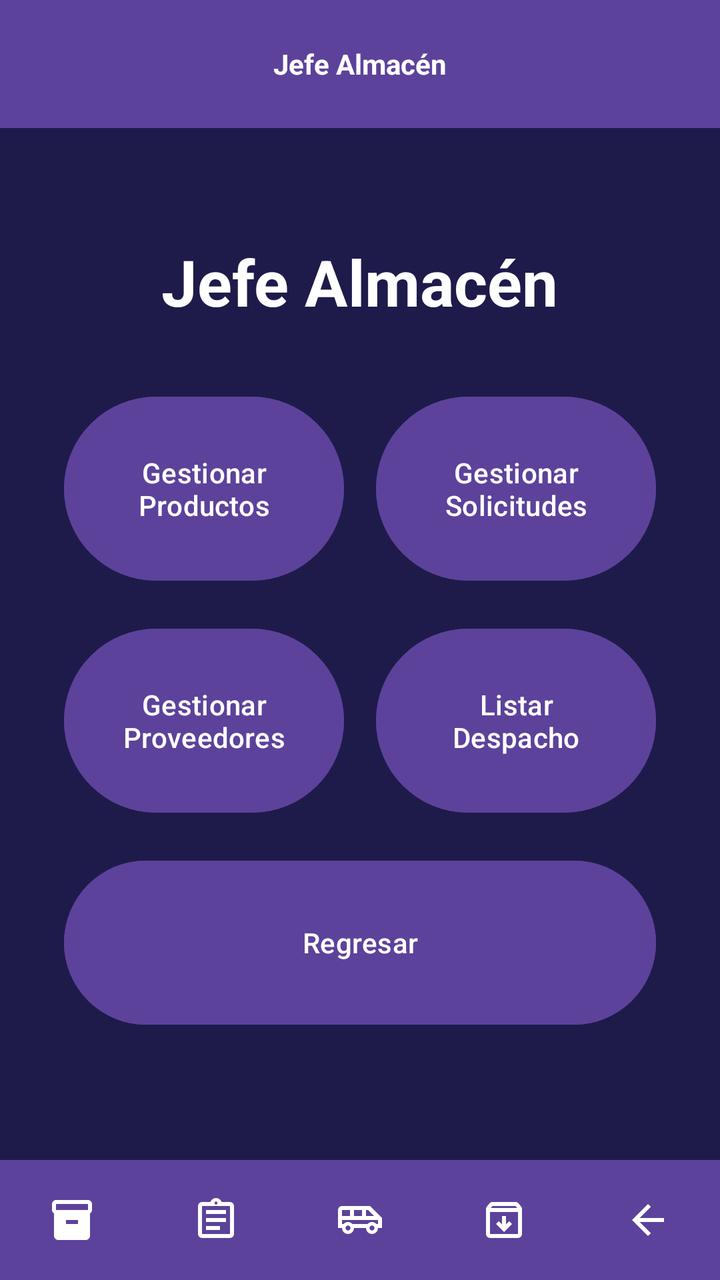
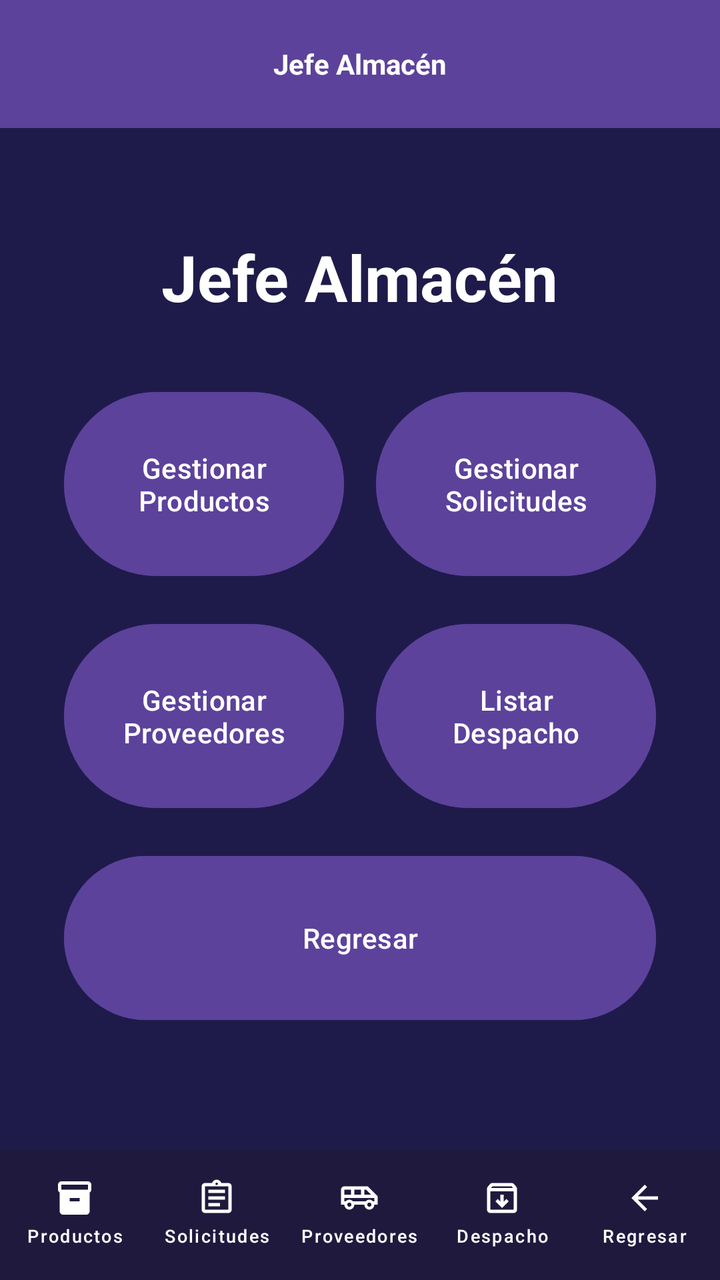

Before-and-after screenshots of an Android layout around one commit, followed by the original layout XML and the change that was made.
<!-- AndroidManifest.xml: application theme Theme.AlcamenProyectoFinal -->
<!-- res/layout/activity_frm_jefe_almacen.xml -->
<?xml version="1.0" encoding="utf-8"?>
<RelativeLayout xmlns:android="http://schemas.android.com/apk/res/android"
    xmlns:app="http://schemas.android.com/apk/res-auto"
    android:layout_width="match_parent"
    android:layout_height="match_parent"
    android:id="@+id/main"
    android:background="#1E1B4B">

    
    <com.google.android.material.appbar.MaterialToolbar
        android:id="@+id/headerJefeAlmacen"
        android:layout_width="match_parent"
        android:layout_height="?attr/actionBarSize"
        android:layout_alignParentTop="true"
        android:background="#5C429B"
        app:title="Jefe Almacén"
        app:titleCentered="true"
        app:titleTextAppearance="@style/ToolbarTitleStyle"
        app:titleTextColor="@android:color/white" />

    
    <LinearLayout
        android:layout_width="match_parent"
        android:layout_height="match_parent"
        android:layout_above="@id/footerJefeAlmacen"
        android:layout_below="@id/headerJefeAlmacen"
        android:gravity="center"
        android:orientation="vertical">

        <TextView
            android:layout_width="wrap_content"
            android:layout_height="wrap_content"
            android:layout_marginBottom="24dp"
            android:text="Jefe Almacén"
            android:textColor="@android:color/white"
            android:textSize="32sp"
            android:textStyle="bold" />

        <GridLayout
            android:layout_width="wrap_content"
            android:layout_height="wrap_content"
            android:columnCount="2"
            android:rowCount="3">

            
            <Button
                android:id="@+id/btnGestionarProductos"
                android:layout_width="140dp"
                android:layout_height="100dp"
                android:layout_margin="8dp"
                android:backgroundTint="#5C429B"
                android:text="Gestionar\nProductos" />

            <Button
                android:id="@+id/btnGestionarSolicitudes"
                android:layout_width="140dp"
                android:layout_height="100dp"
                android:layout_margin="8dp"
                android:backgroundTint="#5C429B"
                android:text="Gestionar\nSolicitudes" />

            
            <Button
                android:id="@+id/btnGestionarProveedores"
                android:layout_width="140dp"
                android:layout_height="100dp"
                android:layout_margin="8dp"
                android:backgroundTint="#5C429B"
                android:text="Gestionar\nProveedores" />

            <Button
                android:id="@+id/btnListarDespacho"
                android:layout_width="140dp"
                android:layout_height="100dp"
                android:layout_margin="8dp"
                android:backgroundTint="#5C429B"
                android:text="Listar\nDespacho" />

            
            <Button
                android:id="@+id/btnRegresarCentral"
                android:layout_width="296dp"
                android:layout_height="90dp"
                android:layout_row="2"
                android:layout_column="0"
                android:layout_columnSpan="2"
                android:layout_gravity="center_horizontal"
                android:layout_margin="8dp"
                android:backgroundTint="#5C429B"
                android:text="Regresar" />

        </GridLayout>

    </LinearLayout>

    
    <LinearLayout
        android:id="@+id/footerJefeAlmacen"
        android:layout_width="match_parent"
        android:layout_height="60dp"
        android:layout_alignParentBottom="true"
        android:background="#5C429B"
        android:gravity="center_vertical"
        android:orientation="horizontal">

        <ImageButton
            android:id="@+id/btnProductos"
            android:layout_width="0dp"
            android:layout_height="match_parent"
            android:layout_weight="1"
            android:background="?attr/selectableItemBackgroundBorderless"
            android:contentDescription="Productos"
            android:src="@drawable/ic_inventory"
            app:tint="@android:color/white" />

        <ImageButton
            android:id="@+id/btnSolicitudes"
            android:layout_width="0dp"
            android:layout_height="match_parent"
            android:layout_weight="1"
            android:background="?attr/selectableItemBackgroundBorderless"
            android:contentDescription="Solicitudes"
            android:src="@drawable/ic_assignment"
            app:tint="@android:color/white" />

        <ImageButton
            android:id="@+id/btnProveedores"
            android:layout_width="0dp"
            android:layout_height="match_parent"
            android:layout_weight="1"
            android:background="?attr/selectableItemBackgroundBorderless"
            android:contentDescription="Proveedores"
            android:src="@drawable/ic_local_shipping"
            app:tint="@android:color/white" />

        <ImageButton
            android:id="@+id/btnDespacho"
            android:layout_width="0dp"
            android:layout_height="match_parent"
            android:layout_weight="1"
            android:background="?attr/selectableItemBackgroundBorderless"
            android:contentDescription="Despacho"
            android:src="@drawable/ic_list_alt"
            app:tint="@android:color/white" />

        <ImageButton
            android:id="@+id/btnRegresar"
            android:layout_width="0dp"
            android:layout_height="match_parent"
            android:layout_weight="1"
            android:background="?attr/selectableItemBackgroundBorderless"
            android:contentDescription="Regresar"
            android:src="@drawable/ic_arrow_back"
            app:tint="@android:color/white" />

    </LinearLayout>

</RelativeLayout>
<!-- resources referenced by this layout -->
<resources>
  <!-- drawable ic_arrow_back (drawable) -->
  <vector xmlns:android="http://schemas.android.com/apk/res/android" android:autoMirrored="true" android:height="24dp" android:tint="#000000" android:viewportHeight="960" android:viewportWidth="960" android:width="24dp">
        
      <path android:fillColor="@android:color/white" android:pathData="M313,520L537,744L480,800L160,480L480,160L537,216L313,440L800,440L800,520L313,520Z"/>
      
  </vector>
  <!-- drawable ic_assignment (drawable) -->
  <vector xmlns:android="http://schemas.android.com/apk/res/android" android:autoMirrored="true" android:height="24dp" android:tint="#000000" android:viewportHeight="960" android:viewportWidth="960" android:width="24dp">
        
      <path android:fillColor="@android:color/white" android:pathData="M200,840Q167,840 143.5,816.5Q120,793 120,760L120,200Q120,167 143.5,143.5Q167,120 200,120L368,120Q381,84 411.5,62Q442,40 480,40Q518,40 548.5,62Q579,84 592,120L760,120Q793,120 816.5,143.5Q840,167 840,200L840,760Q840,793 816.5,816.5Q793,840 760,840L200,840ZM200,760L760,760Q760,760 760,760Q760,760 760,760L760,200Q760,200 760,200Q760,200 760,200L200,200Q200,200 200,200Q200,200 200,200L200,760Q200,760 200,760Q200,760 200,760ZM280,680L560,680L560,600L280,600L280,680ZM280,520L680,520L680,440L280,440L280,520ZM280,360L680,360L680,280L280,280L280,360ZM501.5,161.5Q510,153 510,140Q510,127 501.5,118.5Q493,110 480,110Q467,110 458.5,118.5Q450,127 450,140Q450,153 458.5,161.5Q467,170 480,170Q493,170 501.5,161.5ZM200,760Q200,760 200,760Q200,760 200,760L200,200Q200,200 200,200Q200,200 200,200L200,200Q200,200 200,200Q200,200 200,200L200,760Q200,760 200,760Q200,760 200,760Z"/>
      
  </vector>
  <!-- drawable ic_inventory (drawable) -->
  <vector xmlns:android="http://schemas.android.com/apk/res/android" android:height="24dp" android:tint="#000000" android:viewportHeight="24" android:viewportWidth="24" android:width="24dp">
        
      <path android:fillColor="@android:color/white" android:pathData="M20,2L4,2c-1,0 -2,0.9 -2,2v3.01c0,0.72 0.43,1.34 1,1.69L3,20c0,1.1 1.1,2 2,2h14c0.9,0 2,-0.9 2,-2L21,8.7c0.57,-0.35 1,-0.97 1,-1.69L22,4c0,-1.1 -1,-2 -2,-2zM15,14L9,14v-2h6v2zM20,7L4,7L4,4l16,-0.02L20,7z"/>
      
  </vector>
  <!-- drawable ic_list_alt (drawable) -->
  <vector xmlns:android="http://schemas.android.com/apk/res/android" android:height="24dp" android:tint="#000000" android:viewportHeight="960" android:viewportWidth="960" android:width="24dp">
        
      <path android:fillColor="@android:color/white" android:pathData="M480,720L640,560L584,504L520,568L520,400L440,400L440,568L376,504L320,560L480,720ZM200,320L200,760Q200,760 200,760Q200,760 200,760L760,760Q760,760 760,760Q760,760 760,760L760,320L200,320ZM200,840Q167,840 143.5,816.5Q120,793 120,760L120,261Q120,247 124.5,234Q129,221 138,210L188,149Q199,135 215.5,127.5Q232,120 250,120L710,120Q728,120 744.5,127.5Q761,135 772,149L822,210Q831,221 835.5,234Q840,247 840,261L840,760Q840,793 816.5,816.5Q793,840 760,840L200,840ZM216,240L744,240L710,200Q710,200 710,200Q710,200 710,200L250,200Q250,200 250,200Q250,200 250,200L216,240ZM480,540L480,540L480,540Q480,540 480,540Q480,540 480,540L480,540Q480,540 480,540Q480,540 480,540Z"/>
      
  </vector>
  <style name="ToolbarTitleStyle">
          <item name="android:textStyle">bold</item>
          <item name="android:fontFamily">sans-serif</item>
      </style>
  <style name="Theme.AlcamenProyectoFinal" parent="Base.Theme.AlcamenProyectoFinal" />
  <style name="Base.Theme.AlcamenProyectoFinal" parent="Theme.Material3.DayNight.NoActionBar">
          
          
      </style>
  <!-- unchanged entries left out for length: 1 -->
</resources>

<!-- the commit's change to res/layout/activity_frm_jefe_almacen.xml (unified diff, before → after) -->
@@ -6,7 +6,6 @@
     android:id="@+id/main"
     android:background="#1E1B4B">
 
-    
     <com.google.android.material.appbar.MaterialToolbar
         android:id="@+id/headerJefeAlmacen"
         android:layout_width="match_parent"
@@ -18,7 +17,6 @@
         app:titleTextAppearance="@style/ToolbarTitleStyle"
         app:titleTextColor="@android:color/white" />
 
-    
     <LinearLayout
         android:layout_width="match_parent"
         android:layout_height="match_parent"
@@ -42,13 +40,13 @@
             android:columnCount="2"
             android:rowCount="3">
 
-            
             <Button
                 android:id="@+id/btnGestionarProductos"
                 android:layout_width="140dp"
                 android:layout_height="100dp"
                 android:layout_margin="8dp"
                 android:backgroundTint="#5C429B"
+                android:textColor="@color/white"
                 android:text="Gestionar\nProductos" />
 
             <Button
@@ -57,15 +55,16 @@
                 android:layout_height="100dp"
                 android:layout_margin="8dp"
                 android:backgroundTint="#5C429B"
+                android:textColor="@color/white"
                 android:text="Gestionar\nSolicitudes" />
 
-            
             <Button
                 android:id="@+id/btnGestionarProveedores"
                 android:layout_width="140dp"
                 android:layout_height="100dp"
                 android:layout_margin="8dp"
                 android:backgroundTint="#5C429B"
+                android:textColor="@color/white"
                 android:text="Gestionar\nProveedores" />
 
             <Button
@@ -74,9 +73,9 @@
                 android:layout_height="100dp"
                 android:layout_margin="8dp"
                 android:backgroundTint="#5C429B"
+                android:textColor="@color/white"
                 android:text="Listar\nDespacho" />
 
-            
             <Button
                 android:id="@+id/btnRegresarCentral"
                 android:layout_width="296dp"
@@ -87,71 +86,118 @@
                 android:layout_gravity="center_horizontal"
                 android:layout_margin="8dp"
                 android:backgroundTint="#5C429B"
+                android:textColor="@color/white"
                 android:text="Regresar" />
 
         </GridLayout>
 
     </LinearLayout>
 
-    
     <LinearLayout
         android:id="@+id/footerJefeAlmacen"
         android:layout_width="match_parent"
-        android:layout_height="60dp"
+        android:layout_height="65dp"
         android:layout_alignParentBottom="true"
-        android:background="#5C429B"
-        android:gravity="center_vertical"
-        android:orientation="horizontal">
-
-        <ImageButton
+        android:background="#1F1A3D"
+        android:orientation="horizontal"
+        android:paddingHorizontal="2dp"
+        android:paddingVertical="4dp"
+        android:gravity="center_vertical">
+
+        
+        <com.google.android.material.button.MaterialButton
             android:id="@+id/btnProductos"
-            android:layout_width="0dp"
-            android:layout_height="match_parent"
-            android:layout_weight="1"
-            android:background="?attr/selectableItemBackgroundBorderless"
-            android:contentDescription="Productos"
-            android:src="@drawable/ic_inventory"
-            app:tint="@android:color/white" />
-
-        <ImageButton
+            style="@style/Widget.MaterialComponents.Button.TextButton"
+            android:layout_width="0dp"
+            android:layout_height="match_parent"
+            android:layout_weight="1"
+            android:paddingLeft="0dp"
+            android:paddingRight="0dp"
+            android:text="Productos"
+            android:textColor="@android:color/white"
+            android:textSize="9sp"
+            app:icon="@drawable/ic_inventory"
+            app:iconGravity="top"
+            app:iconPadding="1dp"
+            app:iconSize="20dp"
+            app:iconTint="@android:color/white"
+            app:textAllCaps="false" />
+
+        
+        <com.google.android.material.button.MaterialButton
             android:id="@+id/btnSolicitudes"
-            android:layout_width="0dp"
-            android:layout_height="match_parent"
-            android:layout_weight="1"
-            android:background="?attr/selectableItemBackgroundBorderless"
-            android:contentDescription="Solicitudes"
-            android:src="@drawable/ic_assignment"
-            app:tint="@android:color/white" />
-
-        <ImageButton
+            style="@style/Widget.MaterialComponents.Button.TextButton"
+            android:layout_width="0dp"
+            android:layout_height="match_parent"
+            android:layout_weight="1"
+            android:paddingLeft="0dp"
+            android:paddingRight="0dp"
+            android:text="Solicitudes"
+            android:textColor="@android:color/white"
+            android:textSize="9sp"
+            app:icon="@drawable/ic_assignment"
+            app:iconGravity="top"
+            app:iconPadding="1dp"
+            app:iconSize="20dp"
+            app:iconTint="@android:color/white"
+            app:textAllCaps="false" />
+
+        
+        <com.google.android.material.button.MaterialButton
             android:id="@+id/btnProveedores"
-            android:layout_width="0dp"
-            android:layout_height="match_parent"
-            android:layout_weight="1"
-            android:background="?attr/selectableItemBackgroundBorderless"
-            android:contentDescription="Proveedores"
-            android:src="@drawable/ic_local_shipping"
-            app:tint="@android:color/white" />
-
-        <ImageButton
+            style="@style/Widget.MaterialComponents.Button.TextButton"
+            android:layout_width="0dp"
+            android:layout_height="match_parent"
+            android:layout_weight="1"
+            android:paddingLeft="0dp"
+            android:paddingRight="0dp"
+            android:text="Proveedores"
+            android:textColor="@android:color/white"
+            android:textSize="9sp"
+            app:icon="@drawable/ic_local_shipping"
+            app:iconGravity="top"
+            app:iconPadding="1dp"
+            app:iconSize="20dp"
+            app:iconTint="@android:color/white"
+            app:textAllCaps="false" />
+
+        
+        <com.google.android.material.button.MaterialButton
             android:id="@+id/btnDespacho"
-            android:layout_width="0dp"
-            android:layout_height="match_parent"
-            android:layout_weight="1"
-            android:background="?attr/selectableItemBackgroundBorderless"
-            android:contentDescription="Despacho"
-            android:src="@drawable/ic_list_alt"
-            app:tint="@android:color/white" />
-
-        <ImageButton
+            style="@style/Widget.MaterialComponents.Button.TextButton"
+            android:layout_width="0dp"
+            android:layout_height="match_parent"
+            android:layout_weight="1"
+            android:paddingLeft="0dp"
+            android:paddingRight="0dp"
+            android:text="Despacho"
+            android:textColor="@android:color/white"
+            android:textSize="9sp"
+            app:icon="@drawable/ic_list_alt"
+            app:iconGravity="top"
+            app:iconPadding="1dp"
+            app:iconSize="20dp"
+            app:iconTint="@android:color/white"
+            app:textAllCaps="false" />
+
+        
+        <com.google.android.material.button.MaterialButton
             android:id="@+id/btnRegresar"
-            android:layout_width="0dp"
-            android:layout_height="match_parent"
-            android:layout_weight="1"
-            android:background="?attr/selectableItemBackgroundBorderless"
-            android:contentDescription="Regresar"
-            android:src="@drawable/ic_arrow_back"
-            app:tint="@android:color/white" />
+            style="@style/Widget.MaterialComponents.Button.TextButton"
+            android:layout_width="0dp"
+            android:layout_height="match_parent"
+            android:layout_weight="1"
+            android:paddingLeft="0dp"
+            android:paddingRight="0dp"
+            android:text="Regresar"
+            android:textColor="@android:color/white"
+            android:textSize="9sp"
+            app:icon="@drawable/ic_arrow_back"
+            app:iconGravity="top"
+            app:iconPadding="1dp"
+            app:iconSize="20dp"
+            app:iconTint="@android:color/white"
+            app:textAllCaps="false" />
 
     </LinearLayout>
 
<!-- resource entries referenced after the edit -->
@@ -1,5 +1,6 @@
 <!-- resources referenced by this layout -->
 <resources>
+  <color name="white">#FFFFFFFF</color>
   <!-- drawable ic_arrow_back (drawable) -->
   <vector xmlns:android="http://schemas.android.com/apk/res/android" android:autoMirrored="true" android:height="24dp" android:tint="#000000" android:viewportHeight="960" android:viewportWidth="960" android:width="24dp">
         
